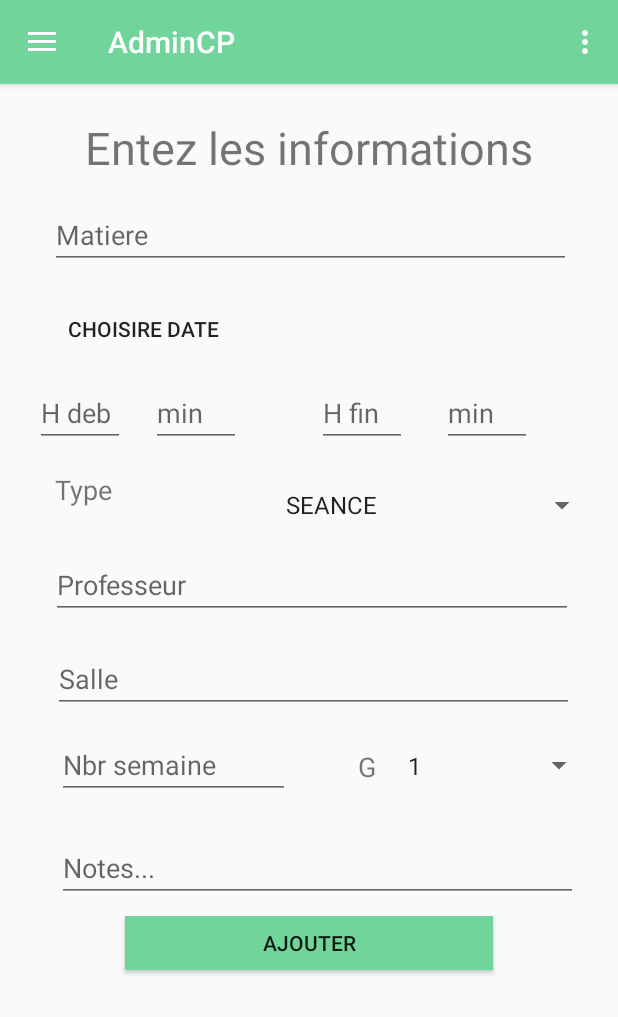
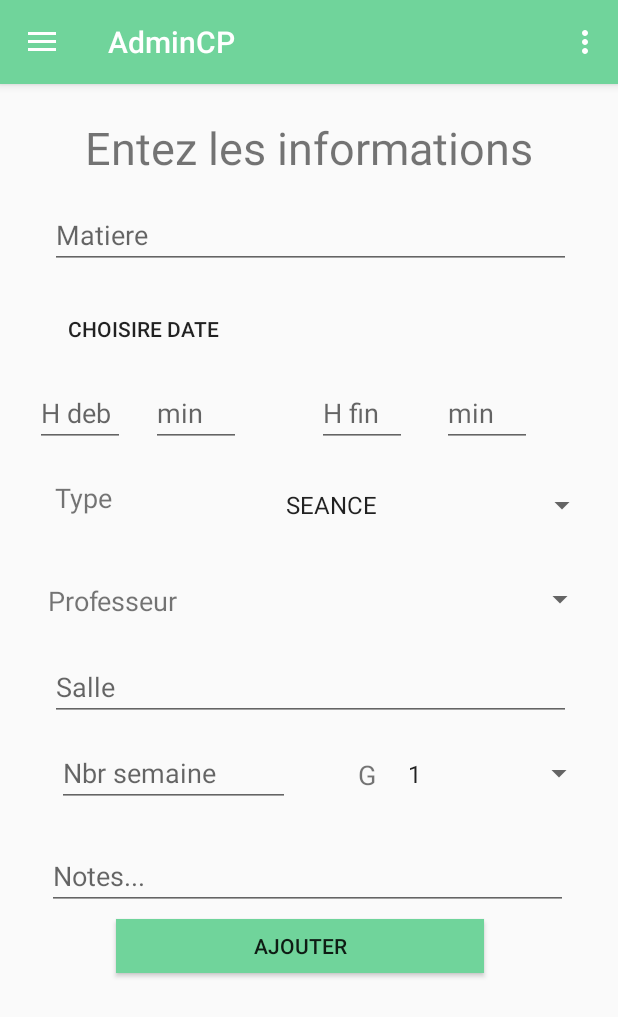
Before and after one commit to EMSI-MIAGE3/EMSI-KEEP-V1, an Android app: the fragment AjouterSeance placed in its activity, on a phone screen of 412 x 824 dp. Shown: the top 1017 px of the screen. Run offline under Robolectric (Android 15) with nearby library versions, the phone set to English and light mode, and no system bars; our stand-ins replace Firebase (no records; nobody signed in at launch, a user with empty details on screens opened directly); 1 statement that could not run was skipped.

Commit message:
Emploi du temps === 16/1 21:41

```diff
--- a/app/src/main/java/emsi/com/appemploidutremps/fragment/AjouterSeance.java
+++ b/app/src/main/java/emsi/com/appemploidutremps/fragment/AjouterSeance.java
@@ -5,6 +5,7 @@ import android.content.Intent;
 import android.graphics.Color;
 import android.graphics.drawable.ColorDrawable;
 import android.os.Bundle;
+import android.preference.PreferenceActivity;
 import android.support.annotation.NonNull;
 import android.support.annotation.Nullable;
 import android.support.v4.app.Fragment;
@@ -19,6 +20,10 @@ import android.widget.EditText;
 import android.widget.Spinner;
 import android.widget.TextView;
 
+import com.google.android.gms.tasks.OnCompleteListener;
+import com.google.android.gms.tasks.Task;
+import com.google.firebase.firestore.QuerySnapshot;
+
 import java.lang.reflect.Array;
 import java.util.ArrayList;
 import java.util.Calendar;
@@ -27,14 +32,16 @@ import java.util.List;
 import emsi.com.appemploidutremps.AdminCP;
 import emsi.com.appemploidutremps.R;
 import emsi.com.appemploidutremps.dao.SeanceDAO;
+import emsi.com.appemploidutremps.dao.UserDAO;
 import emsi.com.appemploidutremps.models.Classe;
+import emsi.com.appemploidutremps.models.Professeur;
 import emsi.com.appemploidutremps.models.Seance;
 import emsi.com.appemploidutremps.models.SeanceDate;
 import emsi.com.appemploidutremps.models.SeanceTime;
 
 public class AjouterSeance extends Fragment {
 
-    private Spinner spinnerType,spinnerGroupe;
+    private Spinner spinnerType,spinnerGroupe,spinnerProf;
 
 
     private Button getDate,ajouterSeance;
@@ -43,6 +50,8 @@ public class AjouterSeance extends Fragment {
     private static Calendar seanDate=Calendar.getInstance();
 
     EditText matiereTxt,heureDeb,minuteDeb,heureFin,minuteFin,salle,nbrSemaine,notes;
+
+    private static List<Professeur> professeurs=new ArrayList<>();
 
 
     @Nullable
@@ -72,6 +81,19 @@ public class AjouterSeance extends Fragment {
         notes=(EditText) getView().findViewById(R.id.notes_ajout);
 
         ajouterSeance=(Button) getView().findViewById(R.id.ajouter_seance);
+        professeurs.clear();
+        UserDAO.getInstance().getUserDAO().whereEqualTo("role","Professeur")
+                .get().addOnCompleteListener(new OnCompleteListener<QuerySnapshot>() {
+            @Override
+            public void onComplete(@NonNull Task<QuerySnapshot> task) {
+                    professeurs=task.getResult().toObjects(Professeur.class);
+
+                ArrayAdapter<Professeur> dataAdapter = new ArrayAdapter<Professeur>(getContext(),
+                        android.R.layout.simple_spinner_item, professeurs);
+                dataAdapter.setDropDownViewResource(android.R.layout.simple_spinner_dropdown_item);
+                spinnerProf.setAdapter(dataAdapter);
+            }
+        });
 
         //Spinner group and Type_array
         spinnerGroupe=(Spinner) getView().findViewById(R.id.seance_roupe);
@@ -85,6 +107,9 @@ public class AjouterSeance extends Fragment {
                 R.array.type_array, android.R.layout.simple_spinner_item);
         adapter.setDropDownViewResource(android.R.layout.simple_spinner_dropdown_item);
         spinnerType.setAdapter(adapter);
+
+        spinnerProf=(Spinner) getView().findViewById(R.id.ajouterProf);
+
 
         //Date time picker
 
@@ -134,7 +159,8 @@ public class AjouterSeance extends Fragment {
                         new SeanceTime(Integer.parseInt(heureFin.getText().toString()),Integer.parseInt(minuteFin.getText().toString())),
                         spinnerType.getSelectedItem().toString(),
                         notes.getText().toString(),AdminCP.getClasseToPass().getId(),
-                        null,groupe,salle.getText().toString());
+                        (Professeur) spinnerProf.getSelectedItem(),groupe,salle.getText().toString());
+
                 seance.setClasse(AdminCP.getClasseToPass());
 
                 Calendar cal=Calendar.getInstance();
--- a/app/src/main/java/emsi/com/appemploidutremps/models/Type.java
+++ b/app/src/main/java/emsi/com/appemploidutremps/models/Type.java
@@ -1,5 +1,5 @@
 package emsi.com.appemploidutremps.models;
 
 enum Type {
-    SEANCE,CONTROLE,RATTRAPEG;
+    SEANCE,CONTROLE,RATTRAPAGE;
 }
--- a/app/src/main/res/layout/fragment_ajouter_seance.xml
+++ b/app/src/main/res/layout/fragment_ajouter_seance.xml
@@ -30,29 +30,15 @@
         android:inputType="number" />
 
     <EditText
-        android:id="@+id/seance_prof"
-        android:layout_width="347dp"
-        android:layout_height="wrap_content"
-        android:layout_below="@+id/textvizw21"
-        android:layout_alignParentStart="true"
-        android:layout_alignParentEnd="true"
-        android:layout_marginStart="34dp"
-        android:layout_marginTop="14dp"
-        android:layout_marginEnd="30dp"
-        android:ems="10"
-        android:hint="Professeur"
-        android:inputType="textPersonName" />
-
-    <EditText
         android:id="@+id/seance_salle"
         android:layout_width="347dp"
         android:layout_height="wrap_content"
-        android:layout_below="@+id/seance_prof"
+        android:layout_below="@+id/textvizw"
         android:layout_alignParentStart="true"
         android:layout_alignParentEnd="true"
-        android:layout_marginStart="35dp"
-        android:layout_marginTop="17dp"
-        android:layout_marginEnd="29dp"
+        android:layout_marginStart="33dp"
+        android:layout_marginTop="14dp"
+        android:layout_marginEnd="31dp"
         android:ems="10"
         android:hint="Salle"
         android:inputType="textPersonName" />
@@ -147,8 +133,21 @@
         android:layout_below="@+id/heure_seance_picker_debut"
         android:layout_alignStart="@+id/date_session_picker"
         android:layout_marginStart="3dp"
-        android:layout_marginTop="16dp"
+        android:layout_marginTop="21dp"
         android:text="Type"
+        android:textSize="18sp" />
+
+    <TextView
+        android:id="@+id/textvizw"
+        android:layout_width="114dp"
+        android:layout_height="39dp"
+        android:layout_below="@+id/textvizw21"
+        android:layout_alignStart="@+id/date_session_picker"
+        android:layout_alignBottom="@+id/ajouterProf"
+        android:layout_marginStart="-1dp"
+        android:layout_marginTop="29dp"
+        android:layout_marginBottom="-7dp"
+        android:text="Professeur"
         android:textSize="18sp" />
 
     <Spinner
@@ -192,9 +191,9 @@
         android:layout_below="@+id/notes_ajout"
         android:layout_alignParentStart="true"
         android:layout_alignParentEnd="true"
-        android:layout_marginStart="83dp"
-        android:layout_marginTop="9dp"
-        android:layout_marginEnd="83dp"
+        android:layout_marginStart="77dp"
+        android:layout_marginTop="6dp"
+        android:layout_marginEnd="89dp"
         android:background="@color/colorPrimary"
         android:text="Ajouter" />
 
@@ -203,11 +202,22 @@
         android:layout_width="347dp"
         android:layout_height="wrap_content"
         android:layout_below="@+id/nbr_seance"
-        android:layout_alignStart="@+id/nbr_seance"
-        android:layout_marginStart="0dp"
+        android:layout_alignParentStart="true"
+        android:layout_alignParentEnd="true"
+        android:layout_marginStart="31dp"
         android:layout_marginTop="23dp"
+        android:layout_marginEnd="33dp"
         android:ems="10"
         android:hint="Notes..."
         android:inputType="textMultiLine" />
 
+    <Spinner
+        android:id="@+id/ajouterProf"
+        android:layout_width="213dp"
+        android:layout_height="44dp"
+        android:layout_below="@+id/seance_type"
+        android:layout_alignParentStart="true"
+        android:layout_marginStart="184dp"
+        android:layout_marginTop="20dp" />
+
 </RelativeLayout>
--- a/app/src/main/res/values/arrays.xml
+++ b/app/src/main/res/values/arrays.xml
@@ -17,6 +17,6 @@
     <string-array name="type_array">
         <item>SEANCE</item>
         <item>CONTROLE</item>
-        <item>RATTRAPEG</item>
+        <item>RATTRAPAGE</item>
     </string-array>
 </resources>
```
Also changed, not shown: app/src/main/java/emsi/com/appemploidutremps/TimeTable.java (+4 -4 lines), app/src/main/java/emsi/com/appemploidutremps/modifierSeeance.java (+11 -2 lines), app/src/main/res/layout/activity_modifier_seeance.xml (+38 -3 lines).
